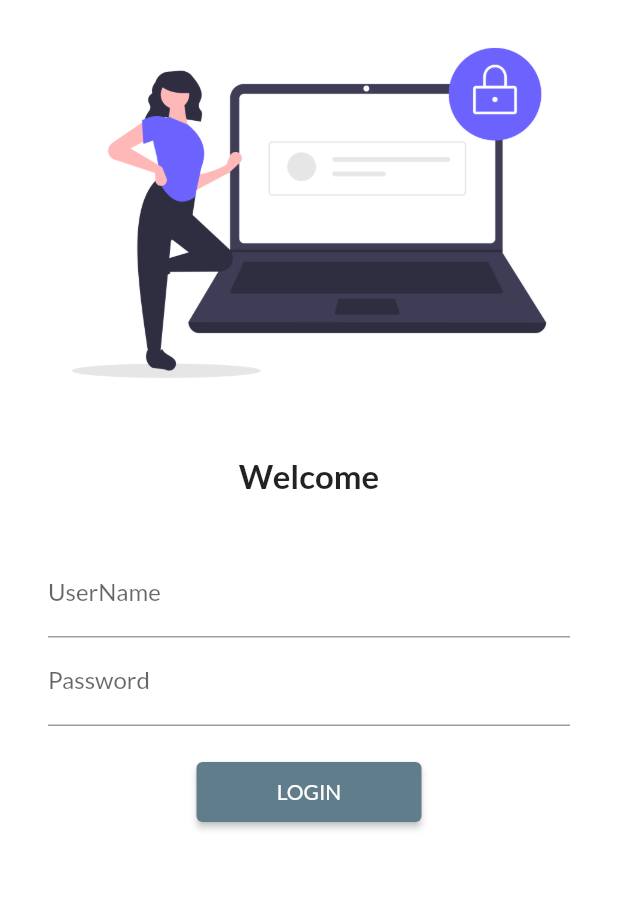
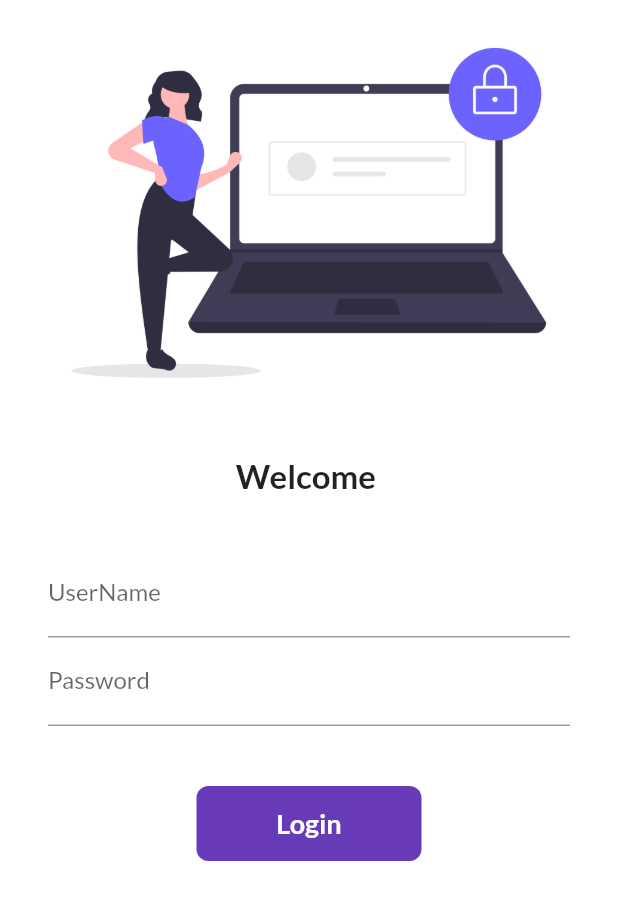
Before and after one commit to Siddharth2573/catalog, a Flutter app: the screen it shows after launch, on a phone screen of 412 x 824 dp. Shown: the top 900 px of the screen. Run offline on Flutter 3.47's test engine with Material 2 defaults, Android fonts, the phone set to English and light mode, and no system bars; our stand-ins replace google_fonts.

Commit message:
Day 6 completed

```diff
--- a/lib/Pages/login_page.dart
+++ b/lib/Pages/login_page.dart
@@ -1,7 +1,15 @@
 import 'package:catalog/utils/routes.dart';
 import 'package:flutter/material.dart';
 
-class LoginPage extends StatelessWidget {
+class LoginPage extends StatefulWidget {
+  @override
+  _LoginPageState createState() => _LoginPageState();
+}
+
+class _LoginPageState extends State<LoginPage> {
+  String name = "";
+  bool changeButton = false;
+
   @override
   Widget build(BuildContext context) {
     return Material(
@@ -17,7 +25,7 @@ class LoginPage extends StatelessWidget {
                 height: 20.0,
               ),
               Text(
-                "Welcome",
+                "Welcome $name",
                 style: TextStyle(fontSize: 22, fontWeight: FontWeight.bold),
               ),
               SizedBox(
@@ -33,6 +41,10 @@ class LoginPage extends StatelessWidget {
                         hintText: "Enter Username",
                         labelText: "UserName",
                       ),
+                      onChanged: (value) {
+                        name = value;
+                        setState(() {});
+                      },
                     ),
                     TextFormField(
                       obscureText: true,
@@ -42,14 +54,45 @@ class LoginPage extends StatelessWidget {
                       ),
                     ),
                     SizedBox(
-                      height: 20.0,
+                      height: 40.0,
                     ),
-                    ElevatedButton(
-                        onPressed: () {
-                          Navigator.pushNamed(context, MyRoutes.homeRoute);
-                        },
-                        style: TextButton.styleFrom(minimumSize: Size(150, 40)),
-                        child: Text("LOGIN"))
+                    InkWell(
+                      onTap: () async {
+                        setState(() {
+                          changeButton = true;
+                        });
+                        await Future.delayed(Duration(seconds: 1));
+                        Navigator.pushNamed(context, MyRoutes.homeRoute);
+                      },
+                      child: AnimatedContainer(
+                        duration: Duration(seconds: 1),
+                        width: changeButton ? 50 : 150,
+                        height: 50,
+                        alignment: Alignment.center,
+                        child: changeButton
+                            ? Icon(
+                                Icons.done,
+                                color: Colors.white,
+                              )
+                            : Text(
+                                "Login",
+                                style: TextStyle(
+                                    color: Colors.white,
+                                    fontWeight: FontWeight.bold,
+                                    fontSize: 18),
+                              ),
+                        decoration: BoxDecoration(
+                            color: Colors.deepPurple,
+                            borderRadius:
+                                BorderRadius.circular(changeButton ? 50 : 8)),
+                      ),
+                    ),
+                    // ElevatedButton(
+                    //     onPressed: () {
+                    //       Navigator.pushNamed(context, MyRoutes.homeRoute);
+                    //     },
+                    //     style: TextButton.styleFrom(minimumSize: Size(150, 40)),
+                    //     child: Text("LOGIN"))
                   ],
                 ),
               )
```
